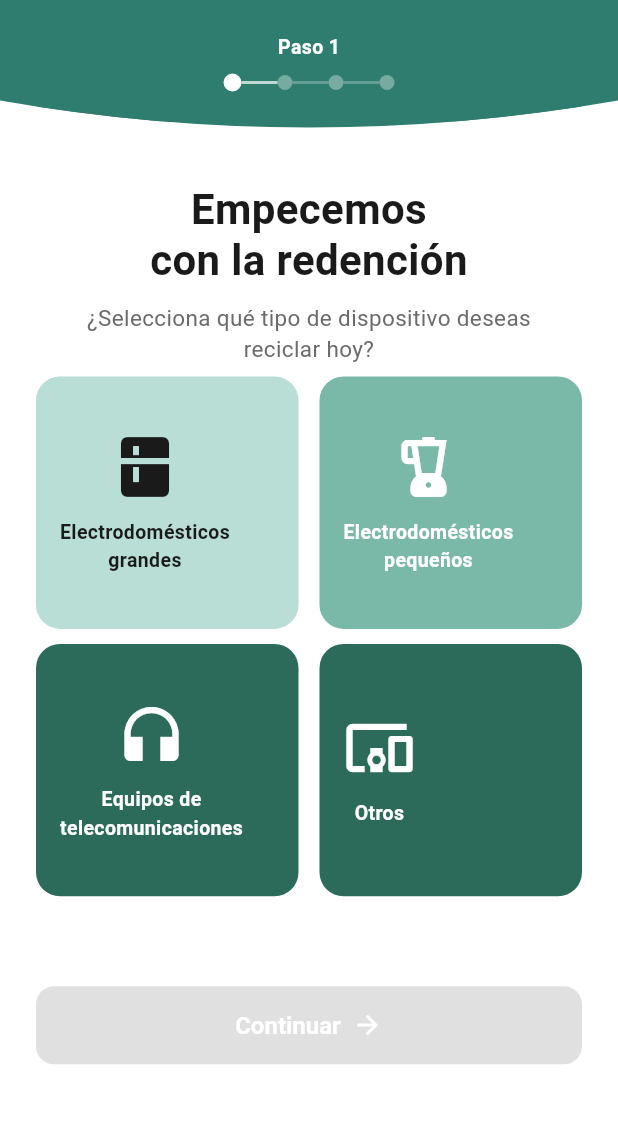
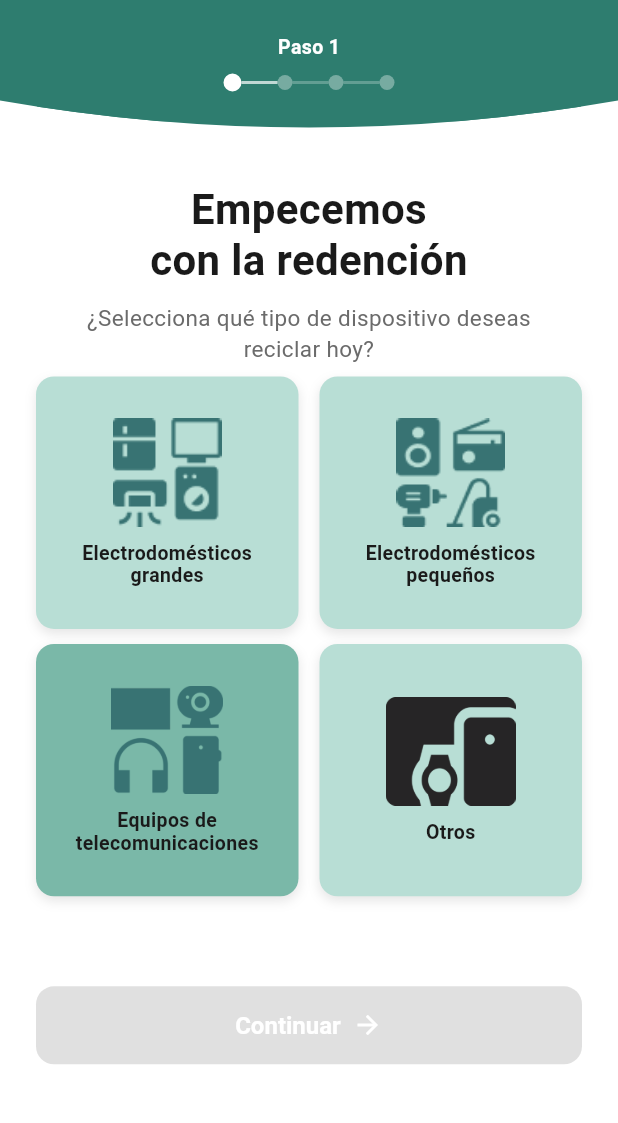
Before and after one commit to danniebravo/REDIME, a Flutter app: the PickupFlowPage screen opened by its route, on a phone screen of 412 x 824 dp, the part 78-1201 px from its top. Run offline on Flutter 3.47's test engine with Material 3 defaults, Android fonts, the phone set to English and light mode, and no system bars; our stand-ins replace flutter_dotenv, flutter_map, image_picker, latlong2; missing offline and left inert: mobile_scanner.

Commit message:
Actualiza iconos del paso 1 de recogida

```diff
--- a/lib/features/device_pickup/presentation/views/step1_device_type_view.dart
+++ b/lib/features/device_pickup/presentation/views/step1_device_type_view.dart
@@ -13,10 +13,30 @@ class Step1DeviceTypeView extends StatelessWidget {
   const Step1DeviceTypeView({super.key});
 
   static const _cardConfigs = [
-    (DeviceType.largeAppliance, Icons.kitchen, AppColors.cardLightMint),
-    (DeviceType.smallAppliance, Icons.blender, AppColors.cardMediumTeal),
-    (DeviceType.telecomEquipment, Icons.headphones, AppColors.cardDarkTeal),
-    (DeviceType.other, Icons.devices_other, AppColors.cardDarkTeal),
+    (
+      DeviceType.largeAppliance,
+      'assets/images/Electrodomesticos-seleccionado.png',
+      'assets/images/Electrodomesticos-deseleccionado.png',
+      AppColors.cardLightMint,
+    ),
+    (
+      DeviceType.smallAppliance,
+      'assets/images/Medianos-seleccionados.png',
+      'assets/images/Medianos-Deseleccionados.png',
+      AppColors.cardLightMint,
+    ),
+    (
+      DeviceType.telecomEquipment,
+      'assets/images/Equipos-de-telecom-seleccionados.webp',
+      'assets/images/Equipos-de-telecom-deseleccionado_1.webp',
+      AppColors.cardMediumTeal,
+    ),
+    (
+      DeviceType.other,
+      'assets/images/Otros-celeccionado_-blanco_1.webp',
+      'assets/images/Otros-deseleccionados_-negro.webp',
+      AppColors.cardLightMint,
+    ),
   ];
 
   @override
@@ -33,7 +53,6 @@ class Step1DeviceTypeView extends StatelessWidget {
                 '¿Selecciona qué tipo de dispositivo deseas\nreciclar hoy?',
           ),
 
-          // Espacio reducido para subir un poco los cuadros.
           const SizedBox(height: 8),
 
           GridView.count(
@@ -44,11 +63,13 @@ class Step1DeviceTypeView extends StatelessWidget {
             crossAxisSpacing: 14,
             childAspectRatio: 1.04,
             children: _cardConfigs.map((config) {
-              final (type, icon, bgColor) = config;
+              final (type, selectedAssetPath, unselectedAssetPath, bgColor) =
+                  config;
 
               return DeviceTypeCard(
                 type: type,
-                icon: icon,
+                selectedAssetPath: selectedAssetPath,
+                unselectedAssetPath: unselectedAssetPath,
                 backgroundColor: bgColor,
                 isSelected: vm.selectedDeviceType == type,
                 onTap: () => vm.selectDeviceType(type),
@@ -56,7 +77,6 @@ class Step1DeviceTypeView extends StatelessWidget {
             }).toList(),
           ),
 
-          // Espacio aumentado para bajar un poco el botón Continuar.
           const SizedBox(height: 60),
 
           PrimaryButton(
--- a/lib/features/device_pickup/presentation/widgets/device_type_card.dart
+++ b/lib/features/device_pickup/presentation/widgets/device_type_card.dart
@@ -1,25 +1,22 @@
 import 'package:flutter/material.dart';
+
 import '../../../../core/constants/app_colors.dart';
 import '../../../../core/theme/app_text_styles.dart';
 import '../../domain/entities/enums.dart';
 
 class DeviceTypeCard extends StatelessWidget {
   final DeviceType type;
-  final IconData icon;
+  final String selectedAssetPath;
+  final String unselectedAssetPath;
   final bool isSelected;
   final VoidCallback onTap;
-
-  /// Card background colors matching the Figma 2x2 grid:
-  /// Top-left (large): light mint
-  /// Top-right (small): medium teal
-  /// Bottom-left (telecom): dark teal
-  /// Bottom-right (other): dark teal
   final Color backgroundColor;
 
   const DeviceTypeCard({
     super.key,
     required this.type,
-    required this.icon,
+    required this.selectedAssetPath,
+    required this.unselectedAssetPath,
     required this.isSelected,
     required this.onTap,
     required this.backgroundColor,
@@ -27,72 +24,112 @@ class DeviceTypeCard extends StatelessWidget {
 
   @override
   Widget build(BuildContext context) {
-    final isDarkBg =
-        backgroundColor == AppColors.cardDarkTeal ||
-        backgroundColor == AppColors.cardMediumTeal;
+    final Color cardColor = isSelected
+        ? AppColors.cardDarkTeal
+        : backgroundColor;
+
+    final String assetPath = isSelected
+        ? selectedAssetPath
+        : unselectedAssetPath;
+
+    final TextStyle labelStyle = AppTextStyles.cardLabelDark.copyWith(
+      color: isSelected ? AppColors.white : AppColors.darkText,
+      fontWeight: FontWeight.w700,
+      height: 1.12,
+    );
 
     return GestureDetector(
       onTap: onTap,
       child: AnimatedContainer(
         duration: const Duration(milliseconds: 250),
         decoration: BoxDecoration(
-          color: isSelected ? AppColors.cardSelected : backgroundColor,
-          borderRadius: BorderRadius.circular(16),
+          color: cardColor,
+          borderRadius: BorderRadius.circular(12),
           border: isSelected
               ? Border.all(color: AppColors.primaryTeal, width: 2)
               : null,
-          boxShadow: isSelected
-              ? [
+          boxShadow: [
             BoxShadow(
-                    color: AppColors.primaryTeal.withValues(alpha: 0.2),
-                    blurRadius: 8,
-                    offset: const Offset(0, 2),
+              color: Colors.black.withValues(alpha: isSelected ? 0.18 : 0.10),
+              blurRadius: isSelected ? 8 : 6,
+              offset: const Offset(0, 3),
             ),
-                ]
-              : null,
+          ],
         ),
         child: Stack(
+          clipBehavior: Clip.none,
           children: [
-            Padding(
-              padding: const EdgeInsets.all(16),
+            LayoutBuilder(
+              builder: (context, constraints) {
+                final double imageHeight = constraints.maxHeight * 0.43;
+                final double imageWidth = constraints.maxWidth * 0.62;
+
+                return Center(
+                  child: Padding(
+                    padding: const EdgeInsets.fromLTRB(10, 10, 10, 10),
                     child: Column(
+                      mainAxisSize: MainAxisSize.min,
                       mainAxisAlignment: MainAxisAlignment.center,
                       children: [
-                  Icon(
-                    icon,
-                    size: 48,
+                        SizedBox(
+                          height: imageHeight,
+                          width: imageWidth,
+                          child: Image.asset(
+                            assetPath,
+                            fit: BoxFit.contain,
+                            alignment: Alignment.center,
+                            errorBuilder: (context, error, stackTrace) {
+                              return Icon(
+                                Icons.devices_other,
+                                size: 44,
                                 color: isSelected
-                        ? AppColors.primaryTeal
-                        : (isDarkBg ? AppColors.white : AppColors.darkText),
+                                    ? AppColors.white
+                                    : AppColors.primaryTeal,
+                              );
+                            },
                           ),
+                        ),
+
                         const SizedBox(height: 10),
-                  Text(
+
+                        Flexible(
+                          child: Text(
                             type.displayName,
                             textAlign: TextAlign.center,
-                    style: isSelected
-                        ? AppTextStyles.cardLabelDark
-                        : (isDarkBg
-                            ? AppTextStyles.cardLabel
-                            : AppTextStyles.cardLabelDark),
+                            maxLines: 2,
+                            overflow: TextOverflow.ellipsis,
+                            style: labelStyle,
+                          ),
                         ),
                       ],
                     ),
                   ),
+                );
+              },
+            ),
+
             if (isSelected)
               Positioned(
-                top: 8,
-                right: 8,
+                top: -8,
+                right: -8,
                 child: Container(
-                  width: 24,
-                  height: 24,
-                  decoration: const BoxDecoration(
+                  width: 30,
+                  height: 30,
+                  decoration: BoxDecoration(
                     shape: BoxShape.circle,
-                    color: AppColors.darkText,
+                    color: AppColors.white,
+                    boxShadow: [
+                      BoxShadow(
+                        color: Colors.black.withValues(alpha: 0.18),
+                        blurRadius: 6,
+                        offset: const Offset(0, 2),
+                      ),
+                    ],
                   ),
                   child: const Icon(
                     Icons.check,
-                    size: 16,
-                    color: AppColors.white,
+                    size: 20,
+                    color: AppColors.darkText,
                   ),
                 ),
               ),
```
Also changed, not shown: assets/images/Electrodomesticos-deseleccionado.png (added), assets/images/Electrodomesticos-seleccionado.png (added), assets/images/Medianos-Deseleccionados.png (added), assets/images/Medianos-seleccionados.png (added). Lines whose indentation alone changed are shown as unchanged.
